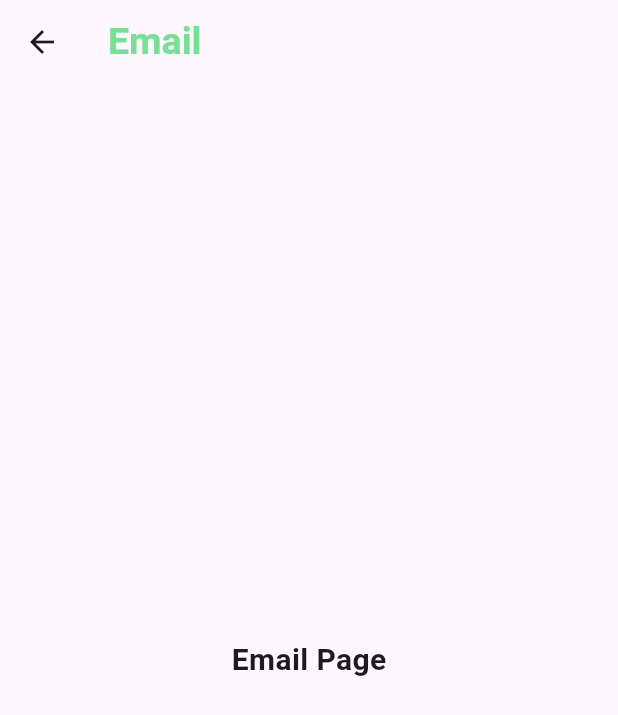
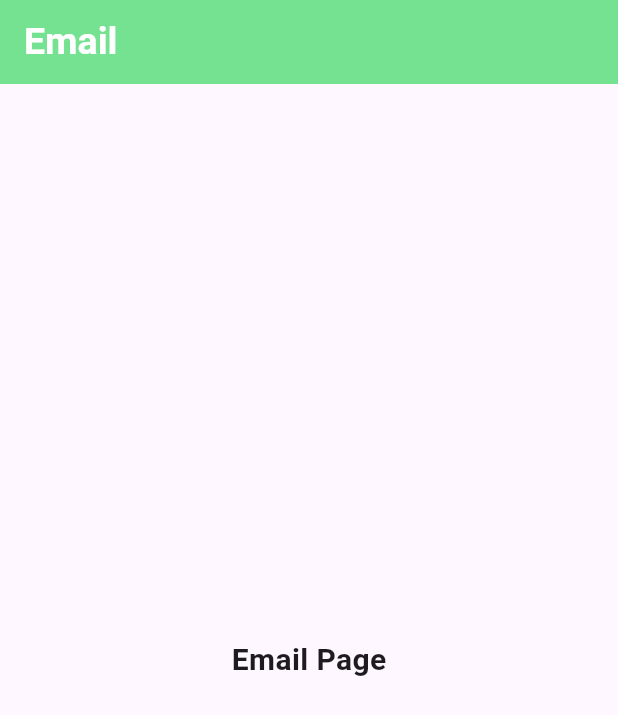
Before and after one commit to alhasann351/water_drop_bottom_nav_bar, a Flutter app: the Email screen opened directly, on a phone screen of 412 x 824 dp. Shown: the top 715 px of the screen. Run offline on Flutter 3.47's test engine with Material 3 defaults, Android fonts, the phone set to English and light mode, and no system bars; our stand-ins replace google_fonts, water_drop_nav_bar; Roboto replaces fonts that are missing (Amaranth).

```diff
--- a/lib/pages/email.dart
+++ b/lib/pages/email.dart
@@ -12,12 +12,13 @@ class _EmailState extends State<Email> {
   Widget build(BuildContext context) {
     return Scaffold(
       appBar: AppBar(
-        title: Text(
+        backgroundColor: Theme.of(context).primaryColor,
+        title: const Text(
           'Email',
           style: TextStyle(
             fontSize: 25,
             fontWeight: FontWeight.bold,
-            color: Theme.of(context).primaryColor,
+            color: Colors.white,
           ),
         ),
       ),
--- a/lib/pages/favorite.dart
+++ b/lib/pages/favorite.dart
@@ -12,12 +12,13 @@ class _FavoriteState extends State<Favorite> {
   Widget build(BuildContext context) {
     return Scaffold(
       appBar: AppBar(
-        title: Text(
+        backgroundColor: Theme.of(context).primaryColor,
+        title: const Text(
           'Favorite',
           style: TextStyle(
             fontSize: 25,
             fontWeight: FontWeight.bold,
-            color: Theme.of(context).primaryColor,
+            color: Colors.white,
           ),
         ),
       ),
--- a/lib/pages/file.dart
+++ b/lib/pages/file.dart
@@ -12,12 +12,13 @@ class _FileState extends State<File> {
   Widget build(BuildContext context) {
     return Scaffold(
       appBar: AppBar(
-        title: Text(
+        backgroundColor: Theme.of(context).primaryColor,
+        title: const Text(
           'File',
           style: TextStyle(
             fontSize: 25,
             fontWeight: FontWeight.bold,
-            color: Theme.of(context).primaryColor,
+            color: Colors.white,
           ),
         ),
       ),
--- a/lib/pages/home.dart
+++ b/lib/pages/home.dart
@@ -12,12 +12,13 @@ class _HomeState extends State<Home> {
   Widget build(BuildContext context) {
     return Scaffold(
       appBar: AppBar(
-        title: Text(
+        backgroundColor: Theme.of(context).primaryColor,
+        title: const Text(
           'Home',
           style: TextStyle(
             fontSize: 25,
             fontWeight: FontWeight.bold,
-            color: Theme.of(context).primaryColor,
+            color: Colors.white,
           ),
         ),
       ),
```
Also changed, not shown: lib/myhomepage.dart (+31 -1 lines).
